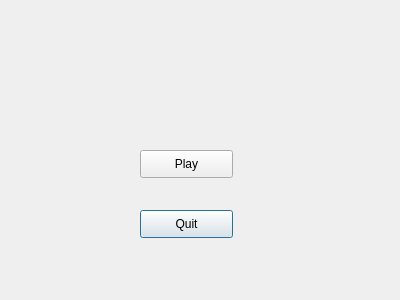
Old version of the form dialog.ui in the repository jeanpierrethach/FreeFlow-Grid-Solver-.
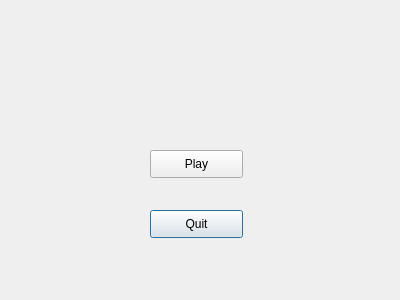
New version of the form.

```diff
--- a/dialog.ui
+++ b/dialog.ui
@@ -16,7 +16,7 @@
   <widget class="QPushButton" name="leave">
    <property name="geometry">
     <rect>
-     <x>140</x>
+     <x>150</x>
      <y>210</y>
      <width>93</width>
      <height>28</height>
@@ -29,7 +29,7 @@
   <widget class="QPushButton" name="start">
    <property name="geometry">
     <rect>
-     <x>140</x>
+     <x>150</x>
      <y>150</y>
      <width>93</width>
      <height>28</height>
```
